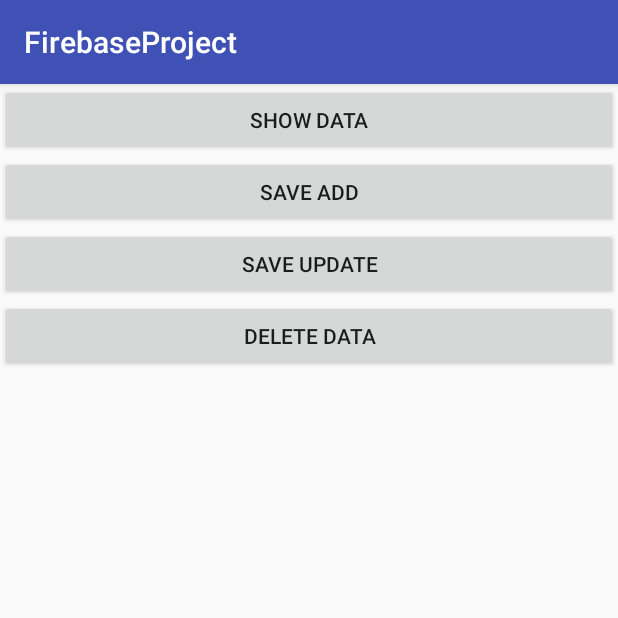
After one commit to sayami007/planetInnovative, an Android app: the DatabaseActivity screen opened directly, with no data from a screen before it, on a phone screen of 412 x 824 dp, the top half of it. The commit adds this screen. Run offline under Robolectric (Android 15) with nearby library versions, the phone set to English and light mode, and no system bars; our stand-ins replace Firebase (no records; nobody signed in at launch, a user with empty details on screens opened directly).

Commit message:
Updated with FIREBASE

```diff
--- /dev/null
+++ b/Codes/FirebaseProject/app/src/main/java/com/planetinnovative/firebaseproject/Database/DatabaseActivity.java
@@ -0,0 +1,123 @@
+package com.planetinnovative.firebaseproject.Database;
+
+import android.os.Bundle;
+import android.support.annotation.NonNull;
+import android.support.annotation.Nullable;
+import android.support.v7.app.AppCompatActivity;
+import android.view.View;
+import android.widget.ArrayAdapter;
+import android.widget.Button;
+import android.widget.ListView;
+
+import com.google.firebase.database.DataSnapshot;
+import com.google.firebase.database.DatabaseError;
+import com.google.firebase.database.DatabaseReference;
+import com.google.firebase.database.FirebaseDatabase;
+import com.google.firebase.database.Query;
+import com.google.firebase.database.ValueEventListener;
+import com.planetinnovative.firebaseproject.R;
+
+import java.util.ArrayList;
+import java.util.HashMap;
+import java.util.Map;
+
+public class DatabaseActivity extends AppCompatActivity {
+    Button btnUpdate, btnShow, btnDelete, btnAdd;
+    ListView listView;
+    ArrayList<String> notesTitle;
+    FirebaseDatabase database;
+    String token;
+    public static String databaseName ="NewDatabase";
+
+    @Override
+    protected void onCreate(@Nullable Bundle savedInstanceState) {
+        super.onCreate(savedInstanceState);
+        setContentView(R.layout.activity_second);
+
+        database = FirebaseDatabase.getInstance();
+
+        listView = findViewById(R.id.listView);
+        btnShow = findViewById(R.id.btnShow);
+        btnAdd = findViewById(R.id.btnAdd);
+        btnUpdate = findViewById(R.id.btnUpdate);
+        btnDelete = findViewById(R.id.btnDelete);
+        notesTitle = new ArrayList<>();
+
+        btnAdd.setOnClickListener(new View.OnClickListener() {
+            @Override
+            public void onClick(View v) {
+                database = FirebaseDatabase.getInstance();
+                DatabaseReference ref = database.getReference(databaseName);
+                NotesDetailModel mod = new NotesDetailModel(
+                        "1",
+                        "Title 1",
+                        "Main Details",
+                        "H");
+                ref.child(ref.push().getKey()).setValue(mod);
+            }
+        });
+
+        btnShow.setOnClickListener(new View.OnClickListener() {
+            @Override
+            public void onClick(View v) {
+                final DatabaseReference myRef = database.getReference(databaseName);
+                myRef.addValueEventListener(new ValueEventListener() {
+                    @Override
+                    public void onDataChange(@NonNull DataSnapshot dataSnapshot) {
+                        notesTitle.clear();
+                        for (DataSnapshot child : dataSnapshot.getChildren()) {
+                            DataSnapshot allData = dataSnapshot.child(child.getKey());
+                            NotesDetailModel value = allData.getValue(NotesDetailModel.class);
+                            notesTitle.add(value.title);
+                        }
+                        ArrayAdapter<String> listViewAdapter = new ArrayAdapter<>(getApplicationContext(), android.R.layout.simple_list_item_1, notesTitle);
+                        listView.setAdapter(listViewAdapter);
+                    }
+
+                    @Override
+                    public void onCancelled(@NonNull DatabaseError databaseError) {
+
+                    }
+                });
+            }
+        });
+
+
+        btnUpdate.setOnClickListener(new View.OnClickListener() {
+            @Override
+            public void onClick(View v) {
+                DatabaseReference myRef = database.getReference();
+                NotesDetailModel model = new NotesDetailModel(
+                        "1",
+                        "SHRETHA",
+                        "DETAIL",
+                        "H"
+                );
+                Map<String, Object> objectMap = new HashMap<>();
+                objectMap.put("5", model);//5 is the id of the data to be updated
+                myRef.updateChildren(objectMap);
+            }
+        });
+
+        btnDelete.setOnClickListener(new View.OnClickListener() {
+            @Override
+            public void onClick(View v) {
+                DatabaseReference myRef = database.getReference("notes_table");
+                Query query = myRef.child("5");
+                query.addListenerForSingleValueEvent(new ValueEventListener() {
+                    @Override
+                    public void onDataChange(@NonNull DataSnapshot dataSnapshot) {
+                        for (DataSnapshot reference : dataSnapshot.getChildren()) {
+                            reference.getRef().removeValue();
+                        }
+                    }
+
+                    @Override
+                    public void onCancelled(@NonNull DatabaseError databaseError) {
+
+                    }
+                });
+            }
+        });
+    }
+}
--- /dev/null
+++ b/Codes/FirebaseProject/app/src/main/res/layout/activity_second.xml
@@ -0,0 +1,35 @@
+<?xml version="1.0" encoding="utf-8"?>
+<LinearLayout xmlns:android="http://schemas.android.com/apk/res/android"
+    android:layout_width="match_parent"
+    android:layout_height="match_parent"
+    android:orientation="vertical">
+
+    <Button
+        android:id="@+id/btnShow"
+        android:layout_width="match_parent"
+        android:layout_height="wrap_content"
+        android:text="Show Data" />
+
+    <Button
+        android:id="@+id/btnAdd"
+        android:layout_width="match_parent"
+        android:layout_height="wrap_content"
+        android:text="Save Add" />
+    <Button
+        android:id="@+id/btnUpdate"
+        android:layout_width="match_parent"
+        android:layout_height="wrap_content"
+        android:text="Save Update" />
+
+    <Button
+        android:id="@+id/btnDelete"
+        android:layout_width="match_parent"
+        android:layout_height="wrap_content"
+        android:text="Delete Data" />
+
+    <ListView
+        android:id="@+id/listView"
+        android:layout_width="match_parent"
+        android:layout_height="match_parent" />
+
+</LinearLayout>
--- a/Codes/FirebaseProject/app/src/main/res/values/strings.xml
+++ b/Codes/FirebaseProject/app/src/main/res/values/strings.xml
@@ -1,4 +1,8 @@
 <resources>
     <string name="app_name">FirebaseProject</string>
     <string name="default_notification_channel_id">1</string>
+
+    <string name="facebook_application_id" translatable="false">326986957875254</string>
+    <string name="facebook_login_protocol_scheme" translatable="false">fb326986957875254</string>
+
 </resources>
```
Also changed, not shown: Codes/FirebaseProject/app/build.gradle (+8 -2 lines), Codes/FirebaseProject/app/src/main/AndroidManifest.xml (+20 -9 lines), Codes/FirebaseProject/app/src/main/java/com/planetinnovative/firebaseproject/Authentication/AuthenticationActivity.java (added, +67 -0 lines), Codes/FirebaseProject/app/src/main/java/com/planetinnovative/firebaseproject/Database/NotesDetailModel.java (added, +19 -0 lines), Codes/FirebaseProject/app/src/main/java/com/planetinnovative/firebaseproject/FCM/FCMActivity.java (added, +27 -0 lines), Codes/FirebaseProject/app/src/main/java/com/planetinnovative/firebaseproject/FCM/ToastBroadcast.java (added, +13 -0 lines), Codes/FirebaseProject/app/src/main/java/com/planetinnovative/firebaseproject/FCM/service/MyFirebaseMessagingService.java (added, +30 -0 lines), Codes/FirebaseProject/app/src/main/java/com/planetinnovative/firebaseproject/MainActivity.java (+3 -16 lines), Codes/FirebaseProject/app/src/main/java/com/planetinnovative/firebaseproject/MyFirebaseMessagingService.java (deleted, +0 -21 lines), Codes/FirebaseProject/app/src/main/res/layout/activity_authentication.xml (added, +12 -0 lines), Codes/FirebaseProject/app/src/main/res/layout/activity_fcm.xml (added, +11 -0 lines), Codes/FirebaseProject/app/src/main/res/layout/activity_image.xml (added, +11 -0 lines).
